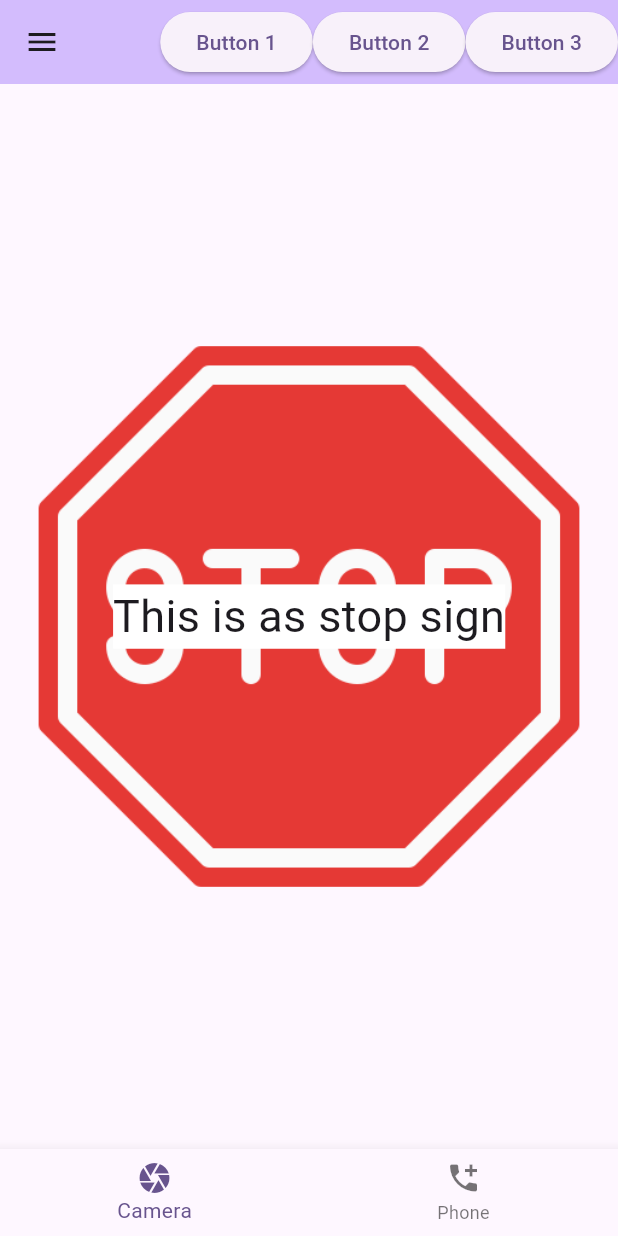
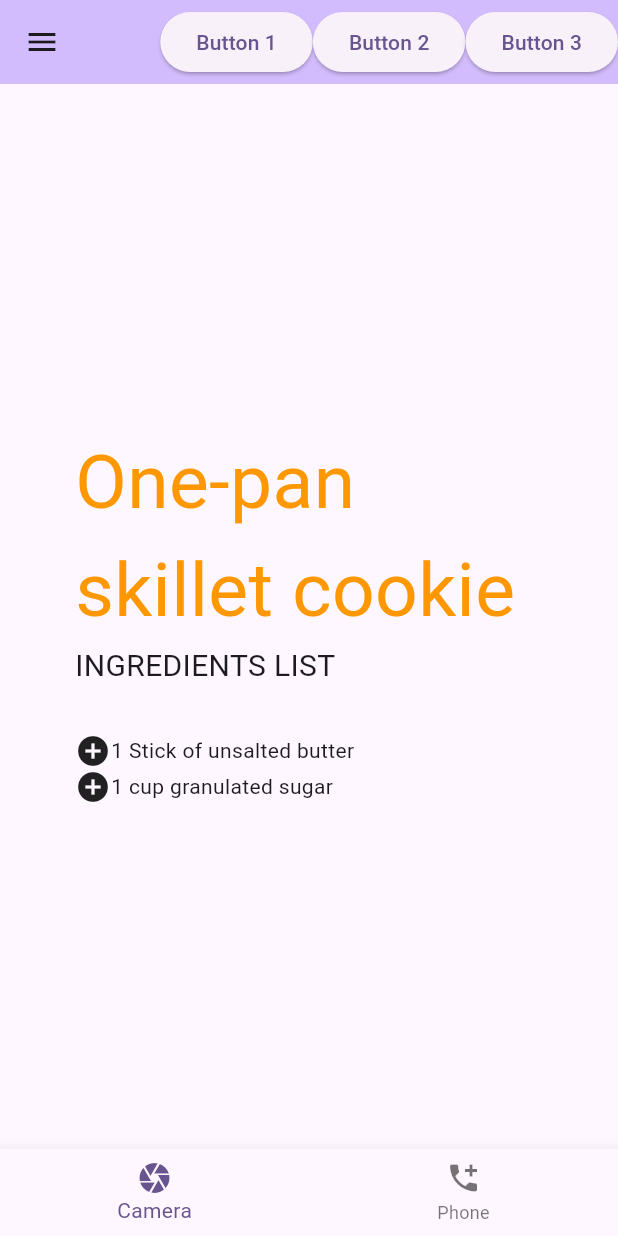
Before and after one commit to cdv188/my_cst2335_labs, a Flutter app: the screen it shows after launch, on a phone screen of 412 x 824 dp. Run offline on Flutter 3.47's test engine with Material 3 defaults, Android fonts, the phone set to English and light mode, and no system bars.

Commit message:
Ingredients

```diff
--- a/lib/main.dart
+++ b/lib/main.dart
@@ -37,7 +37,7 @@ class _MyHomePageState extends State<MyHomePage> {
   void initState() {
     super.initState();
     _loginController = TextEditingController();
-    _passController = TextEditingController();//making _controller
+    _passController = TextEditingController(); //making _controller
   }
 
   @override
@@ -50,50 +50,68 @@ class _MyHomePageState extends State<MyHomePage> {
   @override
   Widget build(BuildContext context) {
     return Scaffold(
-
       bottomNavigationBar: BottomNavigationBar(
         items: [
-            BottomNavigationBarItem( icon: Icon(Icons.camera), label: 'Camera'  ),
-            BottomNavigationBarItem( icon: Icon(Icons.add_call), label: 'Phone' ),
+          BottomNavigationBarItem(icon: Icon(Icons.camera), label: 'Camera'),
+          BottomNavigationBarItem(icon: Icon(Icons.add_call), label: 'Phone'),
         ],
-          onTap:(btnIndex){
-            if(btnIndex == 0){ // Camera
-
-            }else if(btnIndex == 1){ // Phone
-
+        onTap: (btnIndex) {
+          if (btnIndex == 0) {
+            // Camera
+          } else if (btnIndex == 1) {
+            // Phone
           }
-        }
+        },
       ),
 
-      drawer: Drawer(child:
-          Column(children: [
-            ElevatedButton(onPressed: () { }, child: Text("Button 1")),
-            ElevatedButton(onPressed: () { }, child: Text("Button 2")),
-            ElevatedButton(onPressed: () { }, child: Text("Button 3")),
-
-          ],)
+      drawer: Drawer(
+        child: Column(
+          children: [
+            ElevatedButton(onPressed: () {}, child: Text("Button 1")),
+            ElevatedButton(onPressed: () {}, child: Text("Button 2")),
+            ElevatedButton(onPressed: () {}, child: Text("Button 3")),
+          ],
+        ),
       ),
 
       appBar: AppBar(
         backgroundColor: Theme.of(context).colorScheme.inversePrimary,
         title: Text("CST2335 Page"),
         actions: [
-          ElevatedButton(onPressed: () { }, child: Text("Button 1")),
-          ElevatedButton(onPressed: () { }, child: Text("Button 2")),
-          ElevatedButton(onPressed: () { }, child: Text("Button 3")),
+          ElevatedButton(onPressed: () {}, child: Text("Button 1")),
+          ElevatedButton(onPressed: () {}, child: Text("Button 2")),
+          ElevatedButton(onPressed: () {}, child: Text("Button 3")),
         ],
       ),
 
       body: Center(
-        child: Stack(
-          alignment: AlignmentDirectional.center,
+        child: Padding(
+          padding: EdgeInsets.all(50),
+
+          child: Column(
+            crossAxisAlignment: CrossAxisAlignment.start,
+            mainAxisAlignment: MainAxisAlignment.center,
             children: <Widget>[
-            Image.asset("images/stop.png"),
-              Text("This is as stop sign",
-                style: TextStyle(
-                    fontSize: 30.0, backgroundColor:Colors.white),
-              )
-
+              Text(
+                "One-pan skillet cookie",
+                style: TextStyle(fontSize: 50, color: Colors.orange),
+              ),
+              Padding(
+                padding: EdgeInsets.fromLTRB(0, 0, 0, 30),
+                child: Text("INGREDIENTS LIST", style: TextStyle(fontSize: 20)),
+              ),
+              Row(
+                children: [
+                  Icon(Icons.add_circle),
+                  Text("1 Stick of unsalted butter"),
+                ],
+              ),
+              Row(
+                children: [
+                  Icon(Icons.add_circle),
+                  Text("1 cup granulated sugar"),
+                ],
+              ),
               /*            TextField(controller: _loginController,
               decoration: InputDecoration(
                   hintText: "Type here",
@@ -134,6 +152,7 @@ class _MyHomePageState extends State<MyHomePage> {
         tooltip: 'Increment',
         child: const Icon(Icons.add),
       ),*/
+      ),
     );
   }
 }
```
Lines whose indentation alone changed are shown as unchanged.
